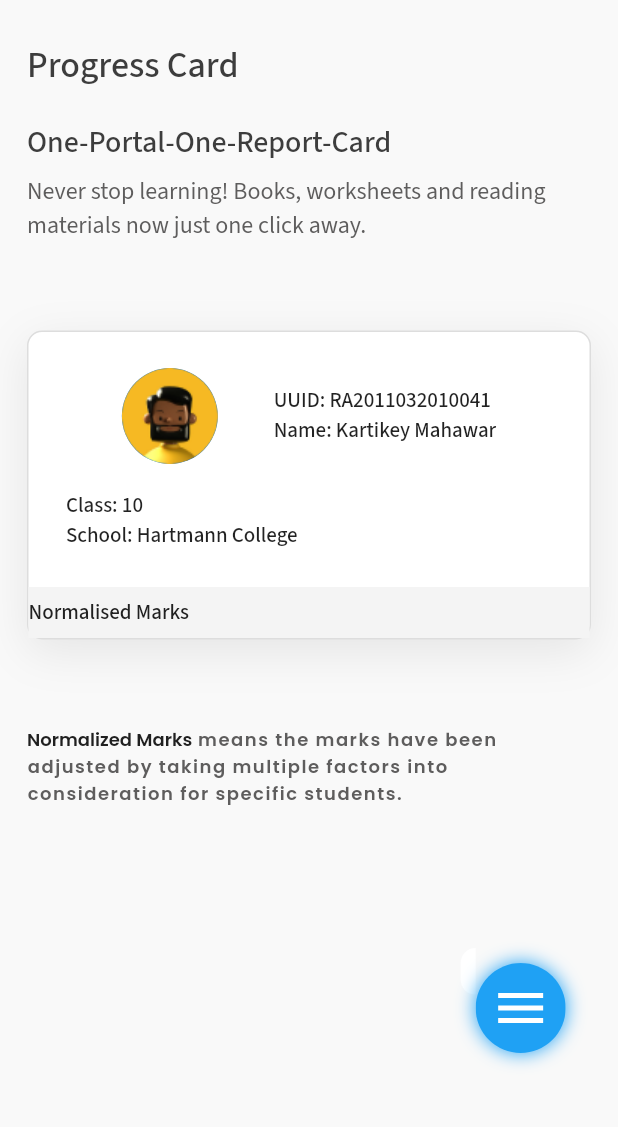
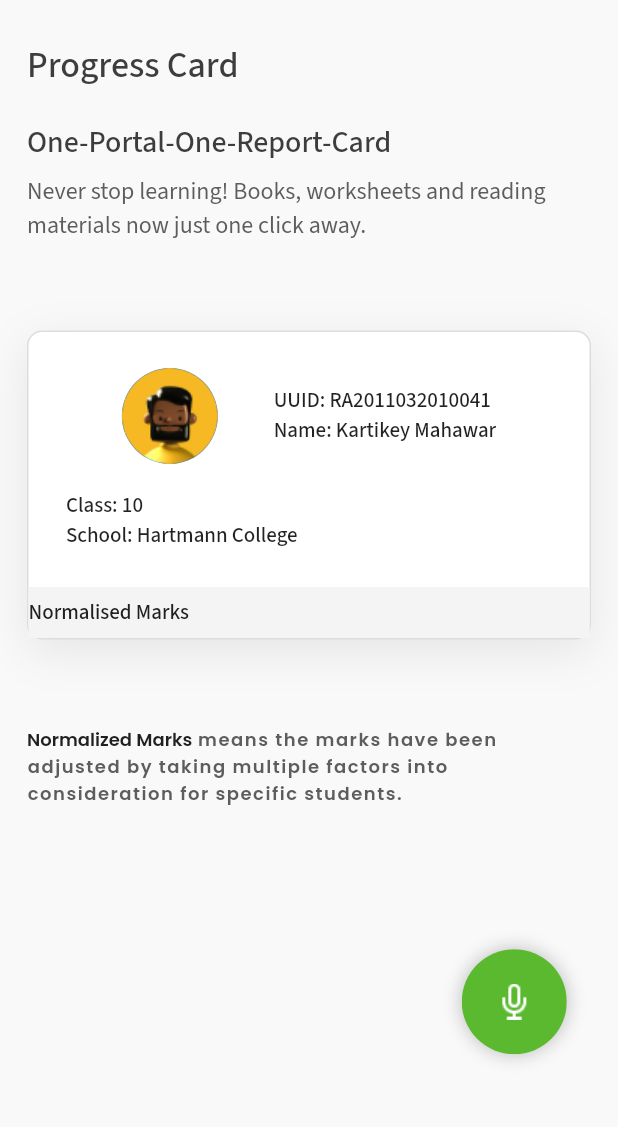
Before and after one commit to 1psrishti/educazy, a Flutter app: the Progresscard screen opened by its route, on a phone screen of 412 x 824 dp, the part 91-1218 px from its top. Run offline on Flutter 3.47's test engine with Material 2 defaults, Android fonts, the phone set to English and light mode, and no system bars; drawn by our look-alikes of badges; our stand-ins replace animated_splash_screen, camera, dio, file_picker, firebase_core, firebase_messaging and 8 more; missing offline and left inert: alan_voice, flutter_inappwebview, read_pdf_text, string_similarity; accounts and stored records are empty; project files that could hold a hidden picture were left out.

Commit message:
bugs+changes

```diff
--- a/lib/screens/auth_screens/enroll_screen.dart
+++ b/lib/screens/auth_screens/enroll_screen.dart
@@ -24,6 +24,7 @@ class _EnrollScreenState extends State<EnrollScreen> {
     final height = MediaQuery.of(context).size.height;
 
     return ScreenWrapper(
+      showAppBar: false,
       child: Scaffold(
         // resizeToAvoidBottomInset: false,
         body: Container(
--- a/lib/screens/auth_screens/login_screen.dart
+++ b/lib/screens/auth_screens/login_screen.dart
@@ -36,6 +36,7 @@ class _LoginScreenState extends State<LoginScreen> {
     final height = MediaQuery.of(context).size.height;
 
     return ScreenWrapper(
+      showAppBar: false,
       child: Scaffold(
         resizeToAvoidBottomInset: false,
         body: SingleChildScrollView(
--- a/lib/screens/auth_screens/register_screen.dart
+++ b/lib/screens/auth_screens/register_screen.dart
@@ -51,6 +51,7 @@ class _RegisterScreenState extends State<RegisterScreen> {
     final height = MediaQuery.of(context).size.height;
 
     return ScreenWrapper(
+      showAppBar: false,
       child: Scaffold(
         //resizeToAvoidBottomInset: false,
         body: Container(
--- a/lib/widgets/custom_circular_menu.dart
+++ b/lib/widgets/custom_circular_menu.dart
@@ -3,6 +3,7 @@ import 'dart:math' as math;
 import 'package:flutter/foundation.dart';
 import 'package:flutter/material.dart';
 import 'package:flutter_tts/flutter_tts.dart';
+import 'package:flutter_vector_icons/flutter_vector_icons.dart';
 import 'package:provider/provider.dart';
 import 'package:speech_to_text/speech_to_text.dart';
 import 'package:string_similarity/string_similarity.dart';
@@ -549,8 +550,8 @@ class CircularMenuState extends State<CircularMenu>
                 text,
                 style: TextStyle(fontSize: 18, decoration: TextDecoration.none),
               ),
-              decoration: const BoxDecoration(
-                  color: Colors.white,
+              decoration: BoxDecoration(
+                  color: text.length > 0 ? Colors.white : Colors.transparent,
                   borderRadius: BorderRadius.only(
                       topLeft: Radius.circular(20),
                       bottomLeft: Radius.circular(20))),
@@ -561,7 +562,7 @@ class CircularMenuState extends State<CircularMenu>
                 color: Colors.transparent,
                 boxShadow: [
                   BoxShadow(
-                    color: Theme.of(context).primaryColor,
+                    color: Colors.black.withOpacity(0.25),
                     blurRadius: 10,
                   ),
                 ],
@@ -569,17 +570,17 @@ class CircularMenuState extends State<CircularMenu>
               ),
               child: ClipOval(
                 child: Material(
-                  color: Theme.of(context).primaryColor,
+                  color: Color(0xFF5BB92F),
                   child: InkWell(
                     child: Padding(
-                      padding: EdgeInsets.all(10),
-                      child: AnimatedIcon(
-                        size: 40,
-                        progress: _animation,
-                        color: Colors.white,
-                        icon: AnimatedIcons.menu_close,
-                      ),
-                    ),
+                        padding: EdgeInsets.all(10),
+                        child: Padding(
+                            padding: EdgeInsets.all(10),
+                            child: ImageIcon(
+                              AssetImage('assets/images/mic.png'),
+                              color: Colors.white,
+                              size: 30,
+                            ))),
                     onTap: () {
                       listen();
                     },
--- a/lib/widgets/draggable_fab.dart
+++ b/lib/widgets/draggable_fab.dart
@@ -32,12 +32,14 @@ class DraggableFloatingActionButton extends StatefulWidget {
   final Alignment initialOffset;
 
   final Widget child;
+  final bool? showAppBar;
 
-  const DraggableFloatingActionButton({
-    Key? key,
+  const DraggableFloatingActionButton(
+      {Key? key,
       required this.initialOffset,
       required this.child,
-  }) : super(key: key);
+      this.showAppBar = true})
+      : super(key: key);
 
   @override
   State<StatefulWidget> createState() => _DraggableFloatingActionButtonState();
@@ -135,7 +137,8 @@ class _DraggableFloatingActionButtonState
     final themeProvider = Provider.of<ThemeProvider>(context);
     return Scaffold(
       resizeToAvoidBottomInset: false,
-      appBar: AppBar(
+      appBar: widget.showAppBar!
+          ? AppBar(
               elevation: 0.2,
               toolbarHeight: 60,
               backgroundColor: Theme.of(context).cardColor,
@@ -174,7 +177,8 @@ class _DraggableFloatingActionButtonState
                         padding: const EdgeInsets.all(2.0),
                         child: Text(
                           notifNo.toString(),
-                    style: const TextStyle(color: Colors.white, fontSize: 10),
+                          style: const TextStyle(
+                              color: Colors.white, fontSize: 10),
                         ),
                       ),
                       toAnimate: true,
@@ -198,7 +202,8 @@ class _DraggableFloatingActionButtonState
                   ],
                 )
               ],
-      ),
+            )
+          : null,
       body: CircularMenu(
         toggleButtonAnimatedIconData: AnimatedIcons.play_pause,
         startingAngleInRadian: 1 * pi,
--- a/lib/widgets/screen_wrapper.dart
+++ b/lib/widgets/screen_wrapper.dart
@@ -6,9 +6,10 @@ import 'package:speech_to_text/speech_to_text.dart';
 
 class ScreenWrapper extends StatefulWidget {
   final Widget child;
-
+  final bool? showAppBar;
   const ScreenWrapper({
     Key? key,
+    this.showAppBar = true,
     required this.child,
   }) : super(key: key);
 
@@ -27,6 +28,7 @@ class _ScreenWrapperState extends State<ScreenWrapper> {
             DraggableFloatingActionButton(
               child: widget.child,
               initialOffset: Alignment(0.85, 0.85),
+              showAppBar: widget.showAppBar,
             ),
           ],
         )
```
Also changed, not shown: assets/images/mic.png (added). Lines whose indentation alone changed are shown as unchanged.
